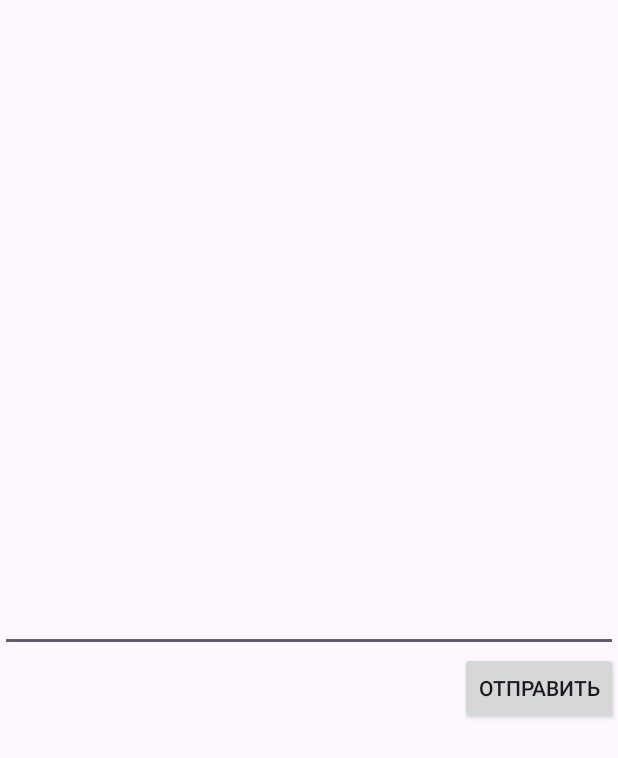
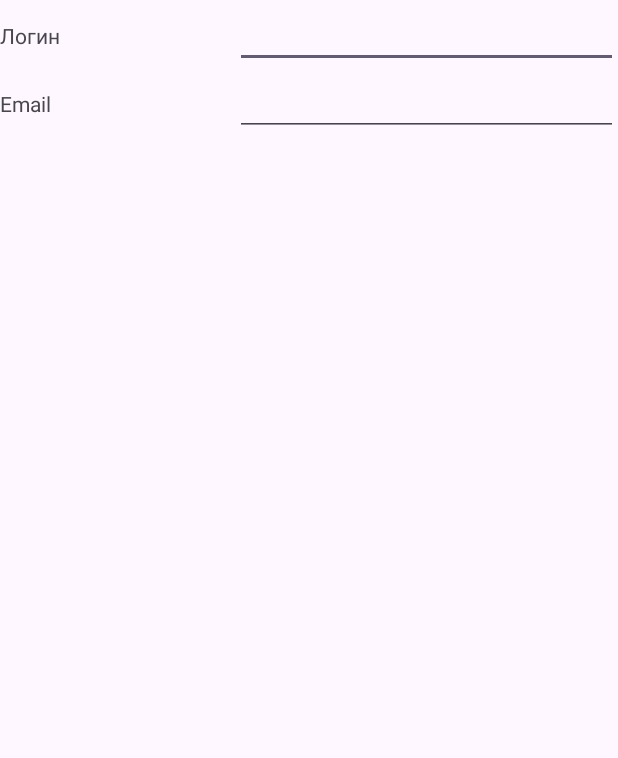
Before and after one commit to lui0000/mobile-app-development-task-4, an Android app: the screen it shows after launch (MainActivity), on a phone screen of 412 x 824 dp. Shown: the top 758 px of the screen. Run offline under Robolectric (Android 15) with nearby library versions, the phone set to English and light mode, and no system bars; 1 statement that could not run was skipped.

Commit message:
TableLayout program realization

```diff
--- a/app/src/main/java/com/example/mobile_app_development_task_4/MainActivity.java
+++ b/app/src/main/java/com/example/mobile_app_development_task_4/MainActivity.java
@@ -4,8 +4,10 @@ import androidx.appcompat.app.AppCompatActivity;
 
 import android.os.Bundle;
 import android.widget.Button;
-import android.widget.RelativeLayout;
 import android.widget.EditText;
+import android.widget.TableLayout;
+import android.widget.TableRow;
+import android.widget.TextView;
 
 
 public class MainActivity extends AppCompatActivity {
@@ -14,35 +16,44 @@ public class MainActivity extends AppCompatActivity {
     protected void onCreate(Bundle savedInstanceState) {
         super.onCreate(savedInstanceState);
 
-        RelativeLayout relativeLayout = new RelativeLayout(this);
-        EditText editText = new EditText(this);
-        editText.setId(EditText.generateViewId());
-        Button button = new Button(this);
-        button.setText("Отправить");
-        // устанавливаем параметры положения для EditText
-        RelativeLayout.LayoutParams editTextParams = new
-                RelativeLayout.LayoutParams(
-                RelativeLayout.LayoutParams.MATCH_PARENT,
-                RelativeLayout.LayoutParams.WRAP_CONTENT
-        );
-        // выравнивание по центру родительского контейнера
-        editTextParams.addRule(RelativeLayout.CENTER_IN_PARENT);
-        // добавляем в RelativeLayout
-        relativeLayout.addView(editText, editTextParams);
-        // устанавливаем параметры положения для Button
-        RelativeLayout.LayoutParams buttonParams = new
-                RelativeLayout.LayoutParams(
-                RelativeLayout.LayoutParams.WRAP_CONTENT,
-                RelativeLayout.LayoutParams.WRAP_CONTENT
-        );
-        // выравнивание справа и снизу от поля EditText
-        buttonParams.addRule(RelativeLayout.BELOW, editText.getId());
-        buttonParams.addRule(RelativeLayout.ALIGN_RIGHT, editText.getId());
-        // добавляем в RelativeLayout
-        relativeLayout.addView(button, buttonParams);
-        setContentView(relativeLayout);
+        TableLayout tableLayout = new TableLayout( this);
+
+        // первая строка
+        TableRow tableRow1 = new TableRow(this);
+        TextView textView1 = new TextView(this);
+        textView1.setText("Логин");
+        tableRow1.addView(textView1, new TableRow.LayoutParams(
+                TableRow.LayoutParams.WRAP_CONTENT,
+                TableRow.LayoutParams.WRAP_CONTENT, 0.5f));
+        EditText editText1 = new EditText(this);
+        tableRow1.addView(editText1, new TableRow.LayoutParams(
+                TableRow.LayoutParams.WRAP_CONTENT,
+                TableRow.LayoutParams.WRAP_CONTENT, 1.0f));
+        // вторая строка
+        TableRow tableRow2 = new TableRow(this);
+        TextView textView2 = new TextView(this);
+        textView2.setText("Email");
+        tableRow2.addView(textView2, new TableRow.LayoutParams(
+                TableRow.LayoutParams.WRAP_CONTENT,
+                TableRow.LayoutParams.WRAP_CONTENT, 0.5f));
+        EditText editText2 = new EditText(this);
+        tableRow2.addView(editText2, new TableRow.LayoutParams(
+                TableRow.LayoutParams.WRAP_CONTENT,
+                TableRow.LayoutParams.WRAP_CONTENT, 1.f));
 
 
+        // третия строка
+        TableRow tableRow3 = new TableRow(this);
+        Button button = new Button(this);
+        button.setText("push");
+        tableRow3.addView(button, new TableRow.LayoutParams(
+                TableRow.LayoutParams.WRAP_CONTENT,
+                TableRow.LayoutParams.WRAP_CONTENT, 0.5f));
+
+        tableLayout.addView(tableRow1);
+        tableLayout.addView(tableRow2);
+        tableLayout.addView(button);
+        setContentView(tableLayout);
     }
 
 
--- a/app/src/main/res/values/strings.xml
+++ b/app/src/main/res/values/strings.xml
@@ -1,3 +1,5 @@
 <resources>
     <string name="app_name">mobile-app-development-task-4</string>
+    <string name="login">Логин</string>
+
 </resources>
```
Also changed, not shown: app/src/main/res/layout/activity_main.xml (+31 -17 lines).
